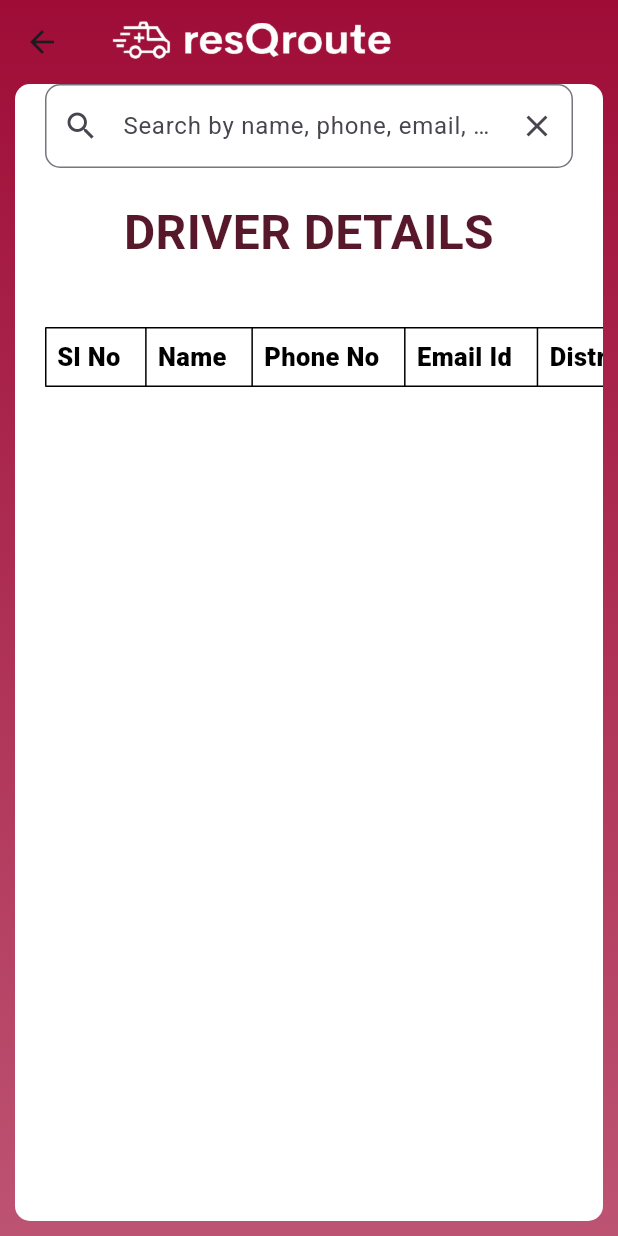
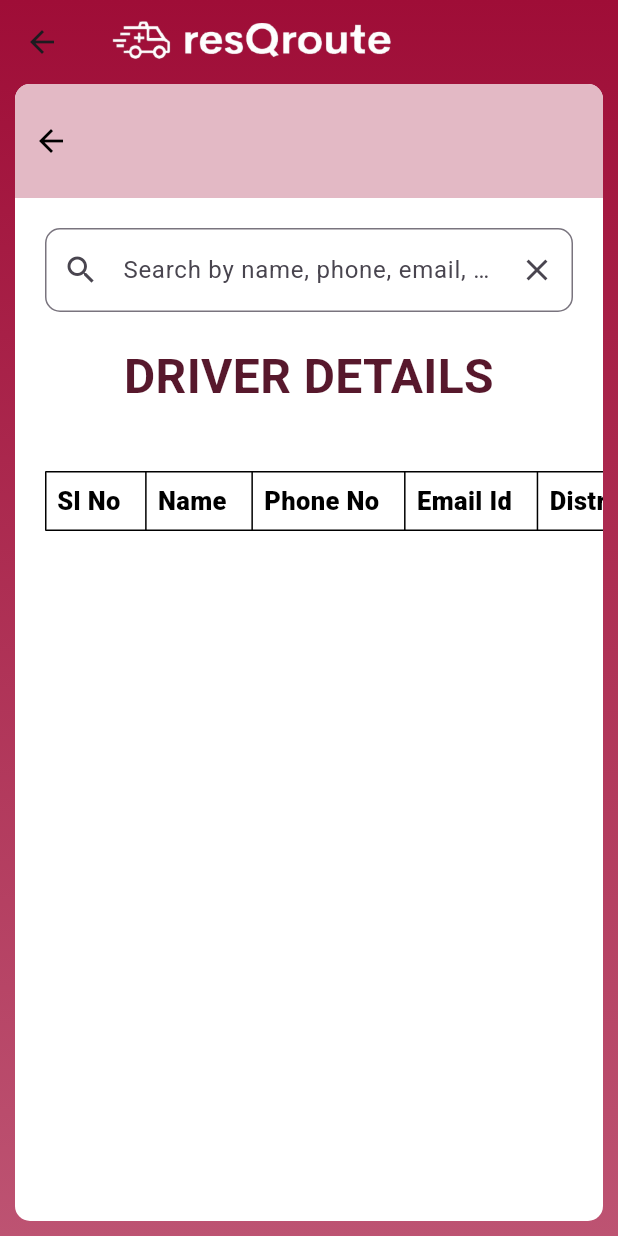
Before and after one commit to richa-johnson/Ambulance-tracker, a Flutter app: the AdminDashboard screen opened directly, after a tap on "DRIVER DETAILS", on a phone screen of 412 x 824 dp. Run offline on Flutter 3.47's test engine with Material 3 defaults, Android fonts, the light colour scheme and no system bars; our stand-ins replace flutter_animate, flutter_map, geolocator, get, image_picker, latlong2 and 3 more; missing offline and left inert: email_otp_auth, flutter_map_location_marker; accounts and stored records are empty; network calls fail.

Commit message:
ui modi backarrow

```diff
--- a/ambulance_tracker/lib/constant.dart
+++ b/ambulance_tracker/lib/constant.dart
@@ -1,4 +1,4 @@
-const baseURL = "http://10.0.2.2:8000/api";
+const baseURL = "http://10.0.2.2:8001/api";
 const loginURL = "$baseURL/auth/login";
 const userregisterURL = "$baseURL/auth/userregister";
 const driverregisterURL = "$baseURL/auth/driverregister";
@@ -8,7 +8,7 @@ const logoutURL = '$baseURL/auth/logout';
 const getUserURL = '$baseURL/admin/users';
 const getDriverURL = '$baseURL/admin/drivers';
 const driverStatusURL = '$baseURL/driver/status';
-const portURL = "http://10.0.2.2:8000";
+const portURL = "http://10.0.2.2:8001";
 const driverLocURL = '$baseURL/admin/trackAmbulance/driver';
 const serverError = 'server error';
 const unauthorized = 'Unauthorized';
--- a/ambulance_tracker/lib/dashbord/admindashboard.dart
+++ b/ambulance_tracker/lib/dashbord/admindashboard.dart
@@ -103,14 +103,6 @@ class _AdminDashboardState extends State<AdminDashboard> {
                 child: Row(
                   mainAxisAlignment: MainAxisAlignment.spaceBetween,
                   children: [
-                    IconButton(
-                      padding: EdgeInsets.symmetric(
-                        vertical: 20,
-                        horizontal: 10,
-                      ),
-                      onPressed: () => Navigator.of(context).pop(),
-                      icon: Icon(Icons.arrow_back, color: Colors.black),
-                    ),
                     Padding(
                       padding: EdgeInsetsGeometry.symmetric(horizontal: 10),
                     ),
--- a/ambulance_tracker/lib/dashbord/driverDetails.dart
+++ b/ambulance_tracker/lib/dashbord/driverDetails.dart
@@ -1,6 +1,7 @@
 import 'dart:convert';
 
 import 'package:ambulance_tracker/constant.dart';
+import 'package:ambulance_tracker/dashbord/admindashboard.dart';
 import 'package:flutter/material.dart';
 import 'package:shared_preferences/shared_preferences.dart';
 import 'package:http/http.dart' as http;
@@ -134,6 +135,27 @@ class _DriverDetailsState extends State<DriverDetails> {
           ),
           child: Column(
             children: [
+              Container(
+                width: double.infinity,
+                height: 76,
+                decoration: BoxDecoration(
+                  color: Color.fromRGBO(227, 185, 197, 1),
+                  borderRadius: BorderRadius.vertical(
+                    top: Radius.circular(10),
+                    bottom: Radius.circular(0),
+                  ),
+                ),
+                alignment: Alignment.centerLeft,
+                child: IconButton(
+                      padding: EdgeInsets.symmetric(
+                        vertical: 20,
+                        horizontal: 10,
+                      ),
+                      onPressed: () => Navigator.push(context, MaterialPageRoute(builder: (context)=>AdminDashboard())),
+                      icon: Icon(Icons.arrow_back, color: Colors.black),
+                    ),
+              ),
+              SizedBox(height: 20),
               Padding(
                 padding: const EdgeInsets.symmetric(horizontal: 20.0),
                 child: TextField(
```
Also changed, not shown: ambulance_tracker/lib/dashbord/activityHistory.dart (+21 -0 lines), ambulance_tracker/lib/dashbord/driverDasboardScreen.dart (+0 -8 lines), ambulance_tracker/lib/dashbord/patientDetailsForm.dart (+11 -3 lines), ambulance_tracker/lib/dashbord/userDetails.dart (+21 -0 lines), ambulance_tracker/lib/dashbord/userdashbordScreen.dart (+0 -8 lines).
